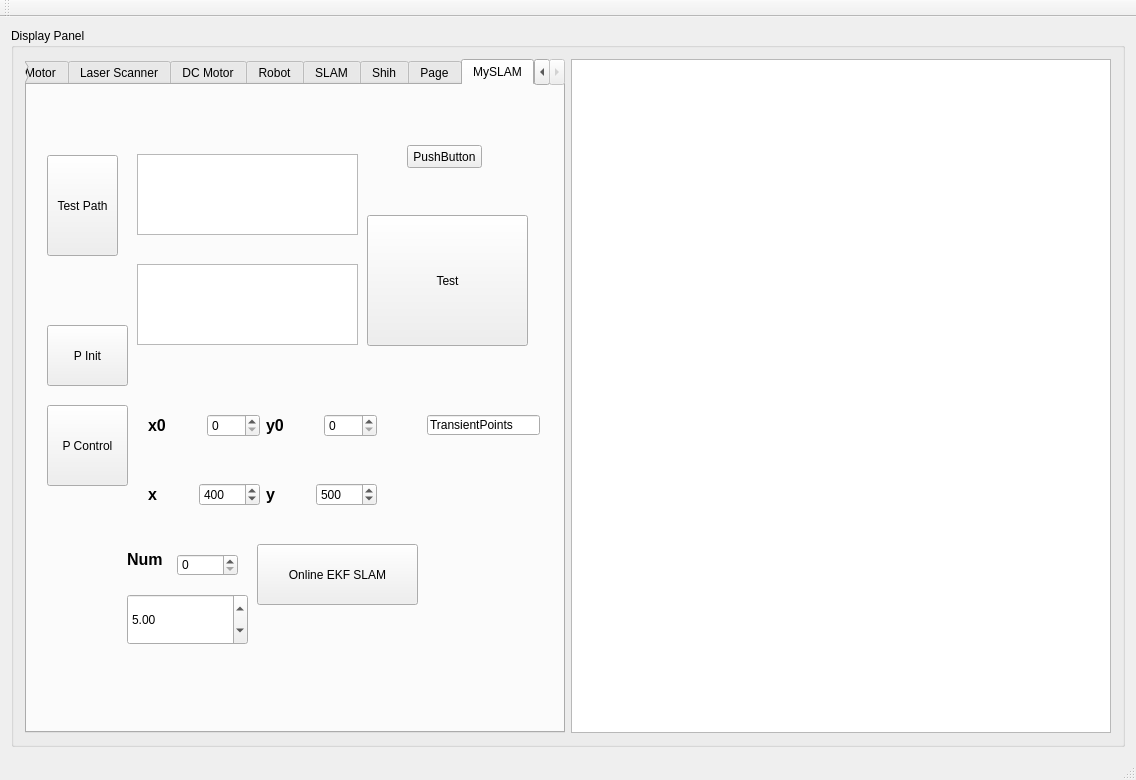
Before: the Qt Designer form eic_test.ui in bill-lee/EIC_Final, drawn with Qt 5.
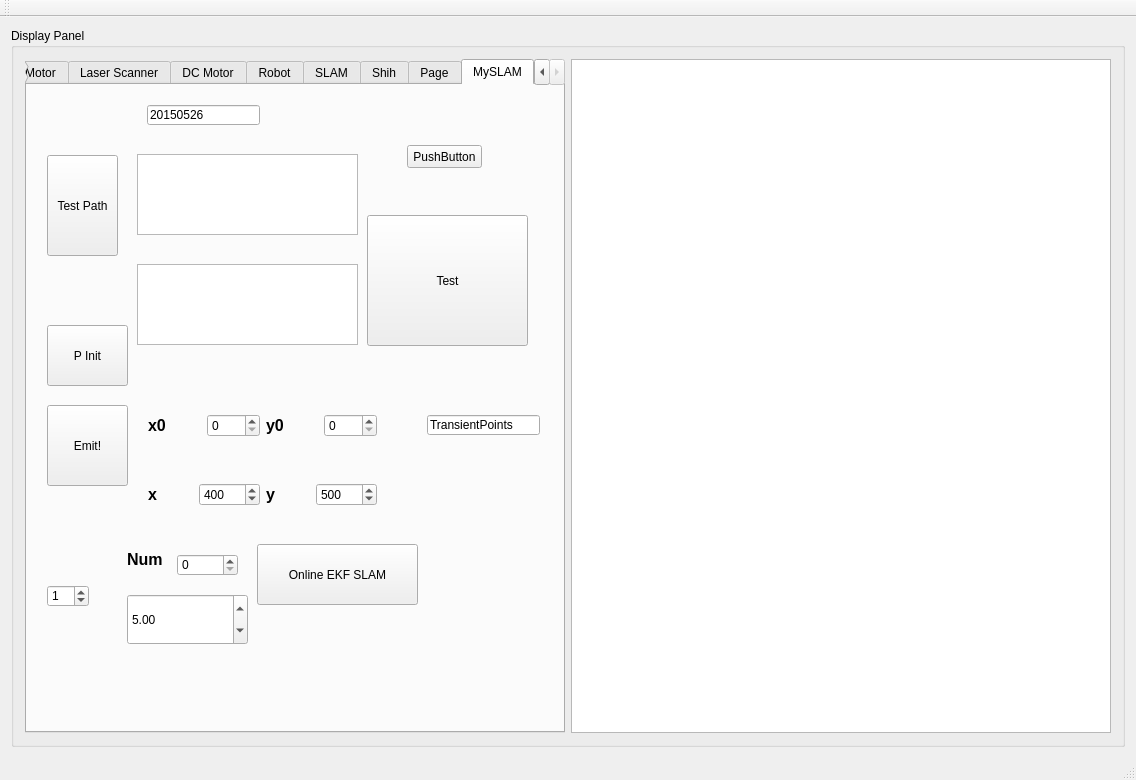
After: the same form once the commit is applied. The open tabs and pages were chosen to show the change.

```diff
--- a/eic_test.ui
+++ b/eic_test.ui
@@ -2499,7 +2499,7 @@
             </rect>
            </property>
            <property name="text">
-            <string>P Control</string>
+            <string>Emit!</string>
            </property>
           </widget>
           <widget class="QPushButton" name="pushButton_slam_p_init">
@@ -2515,6 +2515,32 @@
             <string>P Init</string>
            </property>
           </widget>
+          <widget class="QLineEdit" name="lineEdit_slam_scene_filename">
+           <property name="geometry">
+            <rect>
+             <x>120</x>
+             <y>20</y>
+             <width>113</width>
+             <height>20</height>
+            </rect>
+           </property>
+           <property name="text">
+            <string>20150526</string>
+           </property>
+          </widget>
+          <widget class="QSpinBox" name="spinBox_slam_scene">
+           <property name="geometry">
+            <rect>
+             <x>20</x>
+             <y>500</y>
+             <width>42</width>
+             <height>22</height>
+            </rect>
+           </property>
+           <property name="value">
+            <number>1</number>
+           </property>
+          </widget>
          </widget>
         </widget>
        </item>
```
Left out of the diff: 6 changed lines with no effect on the pictures.
